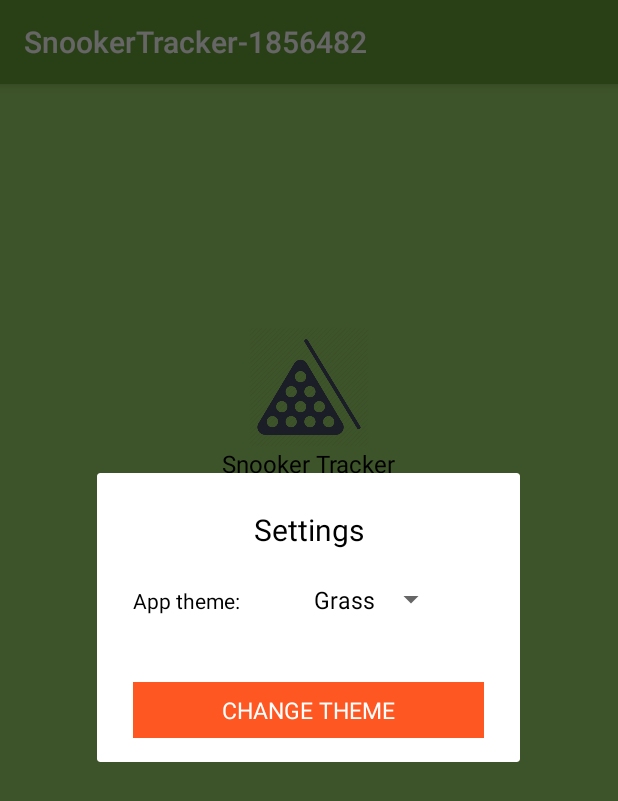
After one commit to BogdanSerban95/SnookerScoreKeeper, an Android app: the fragment SettingsDialog placed in its activity, on a phone screen of 412 x 824 dp. The commit adds this screen. Shown: the top 801 px of the screen. Run offline under Robolectric (Android 15) with nearby library versions, the light colour scheme and no system bars.

Commit message:
added possibility to change themes + persistent theme over app restart

```diff
--- a/app/build.gradle
+++ b/app/build.gradle
@@ -22,6 +22,7 @@ dependencies {
     implementation fileTree(dir: 'libs', include: ['*.jar'])
     implementation 'com.android.support:appcompat-v7:26.1.0'
     implementation 'com.android.support.constraint:constraint-layout:1.0.2'
+    implementation 'com.android.support:support-v4:26.1.0'
     testImplementation 'junit:junit:4.12'
     androidTestImplementation 'com.android.support.test:runner:1.0.1'
     androidTestImplementation 'com.android.support.test.espresso:espresso-core:3.0.1'
--- a/app/src/main/AndroidManifest.xml
+++ b/app/src/main/AndroidManifest.xml
@@ -8,7 +8,7 @@
         android:label="@string/app_name"
         android:roundIcon="@mipmap/ic_launcher_round"
         android:supportsRtl="true"
-        android:theme="@style/MainTheme">
+        android:theme="@style/GrassTheme">
         <activity android:name=".SplashScreen">
             <intent-filter>
                 <action android:name="android.intent.action.MAIN" />
--- /dev/null
+++ b/app/src/main/java/com/example/serba/snookertracker_1856482/SettingsDialog.java
@@ -0,0 +1,45 @@
+package com.example.serba.snookertracker_1856482;
+
+
+import android.os.Bundle;
+import android.support.v4.app.DialogFragment;
+import android.support.v4.app.Fragment;
+import android.view.LayoutInflater;
+import android.view.View;
+import android.view.ViewGroup;
+import android.widget.Spinner;
+
+
+/**
+ * A simple {@link Fragment} subclass.
+ */
+public class SettingsDialog extends DialogFragment {
+    private SettingsDialogListener dialogListener;
+
+    public SettingsDialog() {
+        // Required empty public constructor
+    }
+
+    public void setDialogListener(SettingsDialogListener listener) {
+        this.dialogListener = listener;
+    }
+
+    @Override
+    public View onCreateView(LayoutInflater inflater, ViewGroup container,
+                             Bundle savedInstanceState) {
+
+        final View dialogView = inflater.inflate(R.layout.fragment_settings_dialog, container, false);
+
+        dialogView.findViewById(R.id.change_theme_button).setOnClickListener(new View.OnClickListener() {
+            @Override
+            public void onClick(View view) {
+                Spinner themeSpinner = dialogView.findViewById(R.id.theme_spinner);
+                long selectedThemeId = themeSpinner.getSelectedItemId();
+                dialogListener.onThemeSelected(selectedThemeId);
+                SettingsDialog.this.dismiss();
+            }
+        });
+        return dialogView;
+    }
+
+}
--- /dev/null
+++ b/app/src/main/java/com/example/serba/snookertracker_1856482/SettingsDialogListener.java
@@ -0,0 +1,9 @@
+package com.example.serba.snookertracker_1856482;
+
+/**
+ * Created by serba on 02/02/2018.
+ */
+
+public interface SettingsDialogListener {
+    public void onThemeSelected(long themeId);
+}
--- a/app/src/main/java/com/example/serba/snookertracker_1856482/SplashScreen.java
+++ b/app/src/main/java/com/example/serba/snookertracker_1856482/SplashScreen.java
@@ -4,13 +4,16 @@ import android.content.Intent;
 import android.os.Handler;
 import android.support.v7.app.AppCompatActivity;
 import android.os.Bundle;
+import android.util.Log;
 
 public class SplashScreen extends AppCompatActivity {
-    private static int SPLASH_TIME_OUT = 1500;
 
     @Override
     protected void onCreate(Bundle savedInstanceState) {
+        int SPLASH_TIME_OUT = 1500;
 
+        ThemeUtils.setTheme(this);
+        Log.e("Splash", "Splash out!");
         super.onCreate(savedInstanceState);
         setContentView(R.layout.activity_splash_screen);
 
--- /dev/null
+++ b/app/src/main/java/com/example/serba/snookertracker_1856482/ThemeUtils.java
@@ -0,0 +1,36 @@
+package com.example.serba.snookertracker_1856482;
+
+import android.app.Activity;
+import android.content.Context;
+import android.content.SharedPreferences;
+import android.util.Log;
+
+import java.util.prefs.Preferences;
+
+/**
+ * Created by serba on 02/02/2018.
+ */
+
+public class ThemeUtils {
+    public static String THEME_ID = "theme_id";
+    private static String SETTINGS_PREFERENCES = "settings_preferences";
+    private static int selectedThemeId = -1;
+
+    public static void setSelectedThemeId(Activity activity, int themeId) {
+        selectedThemeId = themeId;
+        SharedPreferences.Editor editor = activity.getSharedPreferences(SETTINGS_PREFERENCES, Context.MODE_PRIVATE).edit();
+        editor.putInt(THEME_ID, themeId);
+        editor.apply();
+    }
+
+    public static void setTheme(Activity activity) {
+        SharedPreferences sharedPreferences = activity.getSharedPreferences(SETTINGS_PREFERENCES, Context.MODE_PRIVATE);
+        selectedThemeId = sharedPreferences.getInt(THEME_ID, -1);
+
+        Log.w("Theme id", String.valueOf(selectedThemeId));
+
+        if (selectedThemeId != -1) {
+            activity.setTheme(selectedThemeId);
+        }
+    }
+}
--- /dev/null
+++ b/app/src/main/res/layout/fragment_settings_dialog.xml
@@ -0,0 +1,57 @@
+<android.support.constraint.ConstraintLayout xmlns:android="http://schemas.android.com/apk/res/android"
+    xmlns:app="http://schemas.android.com/apk/res-auto"
+    xmlns:tools="http://schemas.android.com/tools"
+    android:layout_width="250dp"
+    android:layout_height="wrap_content"
+    android:padding="@dimen/screenMarginRight"
+    tools:context="com.example.serba.snookertracker_1856482.SettingsDialog"
+    tools:layout_editor_absoluteY="81dp">
+
+    <TextView
+        android:id="@+id/textView2"
+        android:layout_width="wrap_content"
+        android:layout_height="wrap_content"
+        android:layout_marginEnd="8dp"
+        android:layout_marginStart="8dp"
+        android:padding="@dimen/buttonPadding"
+        android:text="@string/settings"
+        android:textSize="@dimen/textSizeTitle"
+        app:layout_constraintEnd_toEndOf="parent"
+        app:layout_constraintStart_toStartOf="parent"
+        app:layout_constraintTop_toTopOf="parent" />
+
+    <TextView
+        android:id="@+id/textView"
+        android:layout_width="wrap_content"
+        android:layout_height="wrap_content"
+        android:layout_marginStart="8dp"
+        android:layout_marginTop="16dp"
+        android:text="@string/app_theme"
+        app:layout_constraintStart_toStartOf="parent"
+        app:layout_constraintTop_toBottomOf="@+id/textView2" />
+
+    <Spinner
+        android:id="@+id/theme_spinner"
+        android:layout_width="wrap_content"
+        android:layout_height="wrap_content"
+        android:entries="@array/themes"
+        android:padding="@dimen/contentSpace"
+        app:layout_constraintBaseline_toBaselineOf="@+id/textView"
+        app:layout_constraintEnd_toEndOf="parent"
+        app:layout_constraintHorizontal_bias="0.5"
+        app:layout_constraintStart_toEndOf="@+id/textView" />
+
+    <Button
+        android:id="@+id/change_theme_button"
+        android:layout_width="234dp"
+        android:layout_height="wrap_content"
+        android:layout_marginEnd="8dp"
+        android:layout_marginStart="8dp"
+        android:layout_marginTop="36dp"
+        android:text="@string/change_theme"
+        app:layout_constraintEnd_toEndOf="parent"
+        app:layout_constraintStart_toStartOf="parent"
+        app:layout_constraintTop_toBottomOf="@+id/theme_spinner"
+        app:layout_goneMarginTop="@dimen/screenMarginRight" />
+
+</android.support.constraint.ConstraintLayout>
--- a/app/src/main/res/values/strings.xml
+++ b/app/src/main/res/values/strings.xml
@@ -5,4 +5,15 @@
     <string name="start_match">Start Match</string>
     <string name="settings">Settings</string>
     <string name="exit">Exit</string>
+
+    <!-- TODO: Remove or change this placeholder text -->
+    <string name="hello_blank_fragment">Hello blank fragment</string>
+    <string name="app_theme">App theme:</string>
+    <string name="change_theme">Change Theme</string>
+    <string name="theme_changed">Theme was successfuly changed!</string>
+
+    <string-array name="themes">
+        <item>Grass</item>
+        <item>Sky</item>
+    </string-array>
 </resources>
--- a/app/src/main/res/values/styles.xml
+++ b/app/src/main/res/values/styles.xml
@@ -1,25 +1,25 @@
 <resources>
 
-    <style name="MainTheme" parent="Theme.AppCompat.Light.DarkActionBar">
+    <style name="GrassTheme" parent="Theme.AppCompat.Light.DarkActionBar">
         <item name="colorPrimary">@color/colorPrimarySecondary</item>
         <item name="colorPrimaryDark">@color/colorPrimaryDarkSecondary</item>
         <item name="colorAccent">@color/colorAccentSecondary</item>
         <item name="android:textColor">@color/black</item>
-        <item name="buttonStyle">@style/ButtonStyle</item>
         <item name="android:windowBackground">@color/colorPrimaryLightSecondary</item>
+        <item name="buttonStyle">@style/GrassButtonStyle</item>
     </style>
 
-    <style name="SecondaryTheme" parent="Theme.AppCompat.Light.DarkActionBar">
+    <style name="SkyTheme" parent="Theme.AppCompat.Light.DarkActionBar">
         <item name="colorPrimary">@color/colorPrimary</item>
         <item name="colorPrimaryDark">@color/colorPrimaryDark</item>
         <item name="colorAccent">@color/colorAccent</item>
         <item name="android:textColor">@color/black</item>
-        <item name="buttonStyle">@style/ButtonStyle</item>
         <item name="android:windowBackground">@color/colorPrimaryLight</item>
+        <item name="buttonStyle">@style/SkyButtonStyle</item>
     </style>
 
 
-    <style name="ButtonStyle">
+    <style name="GrassButtonStyle">
         <item name="android:background">@color/colorAccentSecondary</item>
         <item name="android:textColor">@color/white</item>
         <item name="android:gravity">center</item>
@@ -28,4 +28,14 @@
         <item name="android:textSize">@dimen/buttonTextSize</item>
         <item name="android:textAllCaps">true</item>
     </style>
+
+    <style name="SkyButtonStyle">
+        <item name="android:background">@color/colorAccent</item>
+        <item name="android:textColor">@color/black</item>
+        <item name="android:gravity">center</item>
+        <item name="android:paddingTop">@dimen/buttonPadding</item>
+        <item name="android:paddingBottom">@dimen/buttonPadding</item>
+        <item name="android:textSize">@dimen/buttonTextSize</item>
+        <item name="android:textAllCaps">true</item>
+    </style>
 </resources>
```
Also changed, not shown: app/src/main/java/com/example/serba/snookertracker_1856482/MenuActivity.java (+48 -1 lines).
